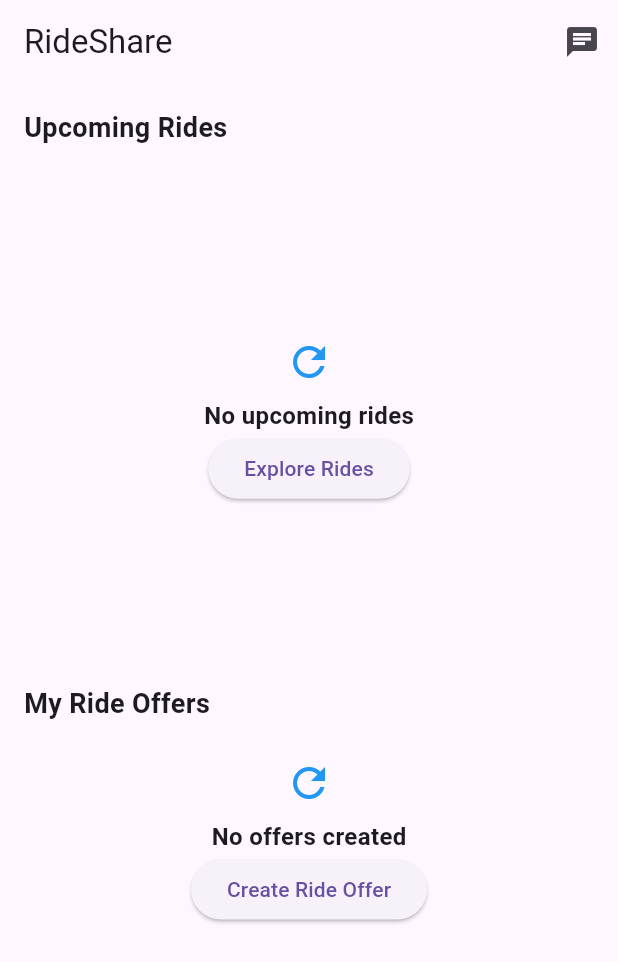
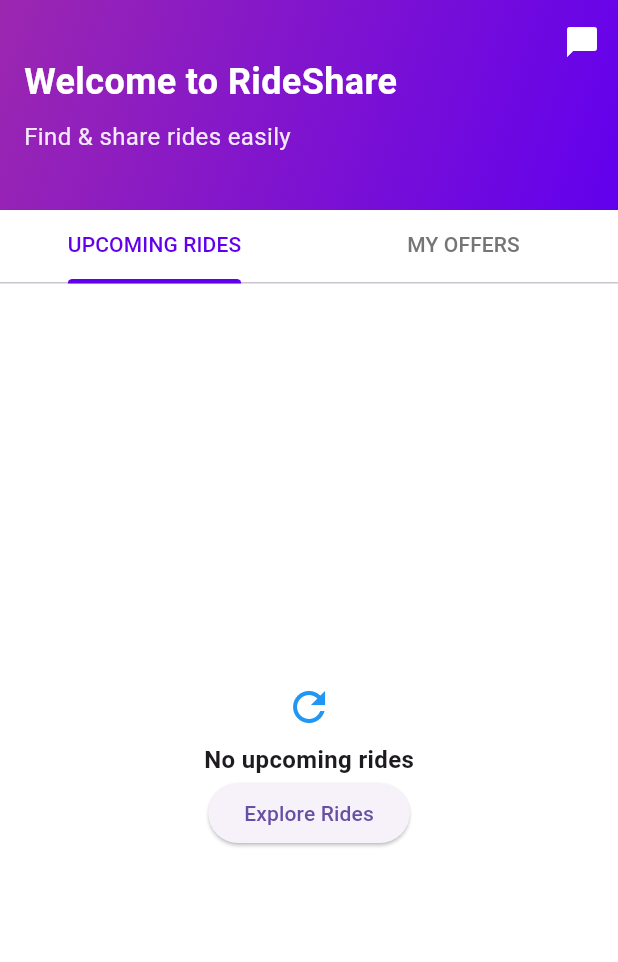
Before and after one commit to nikhil-mangla/RideShare, a Flutter app: the HomeScreen screen opened directly with empty values, on a phone screen of 412 x 824 dp. Shown: the top 962 px of the screen. Run offline on Flutter 3.47's test engine with Material 3 defaults, Android fonts, the phone set to English and light mode, and no system bars; our stand-ins replace cached_network_image, cloud_firestore, file_picker, firebase_auth, firebase_core, firebase_storage and 12 more; missing offline and left inert: flutter_parsed_text; accounts and stored records are empty.

Commit message:
update ui

```diff
--- a/lib/screens/home/home.dart
+++ b/lib/screens/home/home.dart
@@ -8,14 +8,20 @@ import 'package:flutter/material.dart';
 class HomeScreen extends StatefulWidget {
   final Function(int) changePageIndex;
   final UserState userState;
-  const HomeScreen({super.key, required this.userState, required this.changePageIndex});
+
+  const HomeScreen({
+    super.key,
+    required this.userState,
+    required this.changePageIndex
+  });
 
   @override
   State<HomeScreen> createState() => _HomeScreenState();
 }
 
-class _HomeScreenState extends State<HomeScreen> {
+class _HomeScreenState extends State<HomeScreen> with SingleTickerProviderStateMixin {
   bool isLoadingOffers = false;
+  late TabController _tabController;
 
   Future<void> fetchAllOffers() async {
     setState(() {
@@ -30,22 +36,88 @@ class _HomeScreenState extends State<HomeScreen> {
   @override
   void initState() {
     super.initState();
+    _tabController = TabController(length: 2, vsync: this);
     if (widget.userState.storedOffers.isEmpty) fetchAllOffers();
   }
 
   @override
+  void dispose() {
+    _tabController.dispose();
+    super.dispose();
+  }
+
+  @override
   Widget build(BuildContext context) {
+    // Theme colors
+    final primary = Color(0xFF6200EE);
+    final secondary = Color(0xFF9C27B0);
+    final accent = Color(0xFFE1BEE7);
+    final background = Colors.white;
+    final textDark = Color(0xFF212121);
+    final textLight = Color(0xFF757575);
+
     return Scaffold(
-      appBar: AppBar(
-        title: const Text('RideShare'),
+      backgroundColor: background,
+      body: NestedScrollView(
+        headerSliverBuilder: (context, innerBoxIsScrolled) {
+          return [
+            SliverAppBar(
+              expandedHeight: 140.0,
+              floating: true,
+              pinned: true,
+              elevation: 0,
+              backgroundColor: background,
+              flexibleSpace: FlexibleSpaceBar(
+                background: Container(
+                  decoration: BoxDecoration(
+                    gradient: LinearGradient(
+                      begin: Alignment.topLeft,
+                      end: Alignment.bottomRight,
+                      colors: [secondary, primary],
+                    ),
+                  ),
+                  child: SafeArea(
+                    child: Padding(
+                      padding: EdgeInsets.all(16.0),
+                      child: Column(
+                        mainAxisAlignment: MainAxisAlignment.center,
+                        crossAxisAlignment: CrossAxisAlignment.start,
+                        children: [
+                          Text(
+                            'Welcome to RideShare',
+                            style: TextStyle(
+                              color: Colors.white,
+                              fontSize: 24,
+                              fontWeight: FontWeight.bold,
+                            ),
+                          ),
+                          SizedBox(height: 8),
+                          Text(
+                            'Find & share rides easily',
+                            style: TextStyle(
+                              color: Colors.white.withOpacity(0.9),
+                              fontSize: 16,
+                            ),
+                          ),
+                        ],
+                      ),
+                    ),
+                  ),
+                ),
+              ),
               actions: [
-          Stack(alignment: Alignment.center, children: [
+                Stack(
+                  alignment: Alignment.center,
+                  children: [
                     IconButton(
-              icon: const Icon(Icons.chat),
+                      icon: Icon(Icons.chat_bubble_rounded, color: Colors.white),
                       onPressed: () {
-                Navigator.push(context, MaterialPageRoute(builder: (context) {
-                  return ChatListScreen(userState: widget.userState);
-                }));
+                        Navigator.push(
+                          context,
+                          MaterialPageRoute(
+                            builder: (context) => ChatListScreen(userState: widget.userState),
+                          ),
+                        );
                       },
                     ),
                     if (widget.userState.totalNotificationsCount != 0)
@@ -57,46 +129,90 @@ class _HomeScreenState extends State<HomeScreen> {
                           forTotal: true,
                         ),
                       ),
-          ]),
                   ],
                 ),
-      body: Column(
-        crossAxisAlignment: CrossAxisAlignment.start,
-        children: [
-          const Padding(
-            padding: EdgeInsets.all(16.0),
-            child: Text(
-              'Upcoming Rides',
-              style: TextStyle(
-                fontWeight: FontWeight.bold,
-                fontSize: 18.0,
+                // Profile icon removed as requested
+              ],
+            ),
+            SliverPersistentHeader(
+              pinned: true,
+              delegate: _SliverAppBarDelegate(
+                TabBar(
+                  controller: _tabController,
+                  labelColor: primary,
+                  unselectedLabelColor: textLight,
+                  indicatorColor: primary,
+                  indicatorWeight: 3,
+                  tabs: [
+                    Tab(text: 'UPCOMING RIDES'),
+                    Tab(text: 'MY OFFERS'),
+                  ],
                 ),
               ),
             ),
-          Expanded(
-            child: isLoadingOffers
-                ? const Center(child: CircularProgressIndicator())
-                : UpcomingRides(
+          ];
+        },
+        body: isLoadingOffers
+            ? Center(
+                child: CircularProgressIndicator(
+                  valueColor: AlwaysStoppedAnimation<Color>(primary),
+                ),
+              )
+            : TabBarView(
+                controller: _tabController,
+                children: [
+                  // Upcoming Rides Tab
+                  RefreshIndicator(
+                    color: primary,
+                    onRefresh: fetchAllOffers,
+                    child: UpcomingRides(
                       userState: widget.userState,
                       fetchAllOffers: fetchAllOffers,
-                    changePageIndex: widget.changePageIndex),
-          ),
-          const Padding(
-            padding: EdgeInsets.all(16.0),
-            child: Text(
-              'My Ride Offers',
-              style: TextStyle(
-                fontWeight: FontWeight.bold,
-                fontSize: 18.0,
+                      changePageIndex: widget.changePageIndex,
                     ),
                   ),
+                  // My Offers Tab
+                  RefreshIndicator(
+                    color: primary,
+                    onRefresh: fetchAllOffers,
+                    child: MyOffers(
+                      userState: widget.userState,
+                      fetchAllOffers: fetchAllOffers,
                     ),
-          Expanded(
-              child: isLoadingOffers
-                  ? const Center(child: CircularProgressIndicator())
-                  : MyOffers(userState: widget.userState, fetchAllOffers: fetchAllOffers)),
+                  ),
                 ],
               ),
+      ),
+
     );
   }
 }
+
+// Persistent Header Delegate for TabBar
+class _SliverAppBarDelegate extends SliverPersistentHeaderDelegate {
+  _SliverAppBarDelegate(this._tabBar);
+
+  final TabBar _tabBar;
+
+  @override
+  double get minExtent => _tabBar.preferredSize.height;
+  @override
+  double get maxExtent => _tabBar.preferredSize.height;
+
+  @override
+  Widget build(
+    BuildContext context,
+    double shrinkOffset,
+    bool overlapsContent,
+  ) {
+    return Container(
+      color: Colors.white,
+      child: _tabBar,
+    );
+  }
+
+  @override
+  bool shouldRebuild(_SliverAppBarDelegate oldDelegate) {
+    return false;
+  }
+}
--- a/lib/screens/ride/exploreRides/rides_filter/rides_filter.dart
+++ b/lib/screens/ride/exploreRides/rides_filter/rides_filter.dart
@@ -17,7 +17,7 @@ class RidesFilter extends StatefulWidget {
 }
 
 class _RidesFilterState extends State<RidesFilter> {
-  String selectedFilter = describeEnum(RideOfferFilter.ALL);
+  String selectedFilter = describeEnum(RideOfferFilter.All);
   String selectedSort = describeEnum(RideOfferSortBy.DEFAULT);
 
   @override
```
Lines whose indentation alone changed are shown as unchanged.
